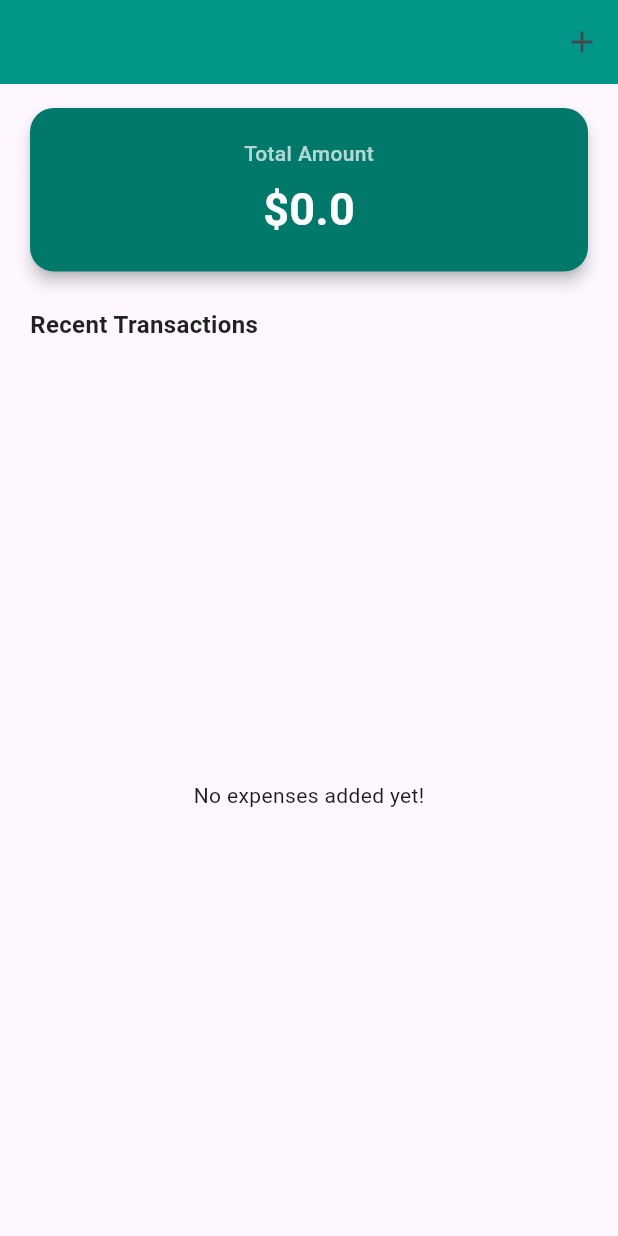
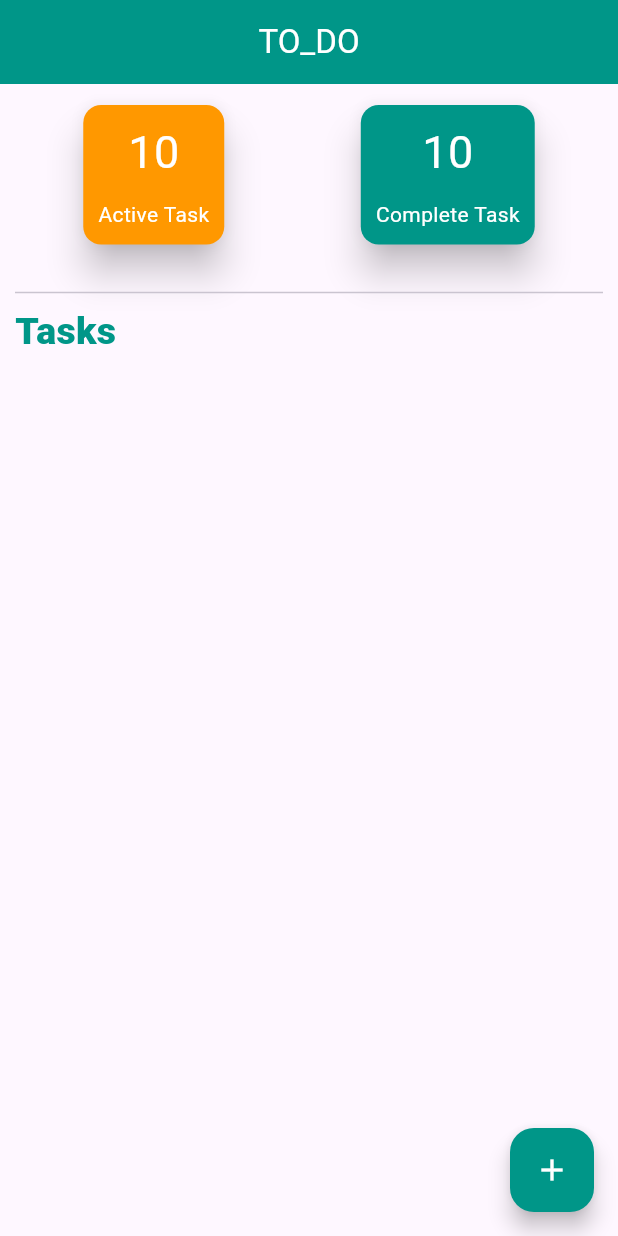
Before and after one commit to sfrabby/Practice, a Flutter app: the screen it shows after launch, on a phone screen of 412 x 824 dp. Run offline on Flutter 3.47's test engine with Material 3 defaults, Android fonts, the phone set to English and light mode, and no system bars; our stand-ins replace device_preview, responsive_grid.

Commit message:
fructionaly TODO

```diff
--- a/lib/Expanse Tracker/UI.dart
+++ b/lib/Expanse Tracker/UI.dart
@@ -143,7 +143,7 @@ class _ExpanseState extends State<Expanse> {
     return Scaffold(
       appBar: AppBar(
         backgroundColor: Colors.teal,
-        actions: [IconButton(onPressed: showFrom, icon: const Icon(Icons.add))],
+        title: Text("Expanse Tracker", style: TextStyle(color: Colors.white),),
       ),
       body: SafeArea(
         child: Column(
@@ -264,6 +264,12 @@ class _ExpanseState extends State<Expanse> {
           ],
         ),
       ),
+      floatingActionButton:FloatingActionButton(
+        backgroundColor: Colors.teal,
+
+        onPressed: (){
+          showFrom();
+        },child: Icon(Icons.add, color: Colors.white,),) ,
     );
   }
 }
--- /dev/null
+++ b/lib/ToDo/UI.dart
@@ -0,0 +1,62 @@
+import 'package:flutter/material.dart';
+
+class ToDo extends StatefulWidget {
+  const ToDo({super.key});
+
+  @override
+  State<ToDo> createState() => _ToDoState();
+}
+
+class _ToDoState extends State<ToDo> {
+
+  @override
+  Widget build(BuildContext context) {
+    return Scaffold(
+      appBar: AppBar(centerTitle: true,
+      title: Text("TO_DO",style: TextStyle(color: Colors.white),),
+      backgroundColor: Colors.teal,),
+      floatingActionButton: FloatingActionButton(backgroundColor: Colors.teal,onPressed: (){},child: Icon(Icons.add,color: Colors.white,),),
+      body: Padding(
+        padding: const EdgeInsets.all(10.0),
+        child: Column(
+          crossAxisAlignment: CrossAxisAlignment.start,
+          children: [
+            Row(
+            mainAxisAlignment: MainAxisAlignment.spaceAround,
+              children: [
+                Card(
+                  color: Colors.orange,
+                  elevation: 10,
+                  child: Padding(
+                    padding: const EdgeInsets.all(10.0),
+                    child: Column(children: [
+                      Text("10", style: TextStyle(fontSize: 30,color: Colors.white),),
+                      SizedBox(height: 10,),
+                      Text("Active Task",style: TextStyle(color: Colors.white),)
+                    ],),
+                  )
+                ),
+                Card(
+                    color: Colors.teal,
+                    elevation: 10,
+                    child: Padding(
+                      padding: const EdgeInsets.all(10.0),
+                      child: Column(children: [
+                        Text("10", style: TextStyle(fontSize: 30,color: Colors.white),),
+                        SizedBox(height: 10,),
+                        Text("Complete Task",style: TextStyle(color: Colors.white),)
+                      ],),
+                    )
+                )
+              ],
+            ),
+            SizedBox(height: 20,),
+
+            Divider(),
+            Text("Tasks", style: TextStyle(color: Colors.teal,fontSize: 25,fontWeight: FontWeight.w800),),
+          ],
+        ),
+      ),
+    );
+  }
+}
--- a/lib/main.dart
+++ b/lib/main.dart
@@ -7,6 +7,7 @@ import 'package:practiceostad/screen/responsiv%20grid.dart';
 
 import 'Calculator App/Ui.dart';
 import 'Expanse Tracker/UI.dart';
+import 'ToDo/UI.dart';
 import 'Water Tracker/ui.dart';
 
 void main() => runApp(
@@ -24,7 +25,7 @@ class MyApp extends StatelessWidget {
   Widget build(BuildContext context) {
     return MaterialApp(
       debugShowCheckedModeBanner: false,
-      home:  Expanse(),
+      home:  ToDo(),
     );
   }
 }
```
